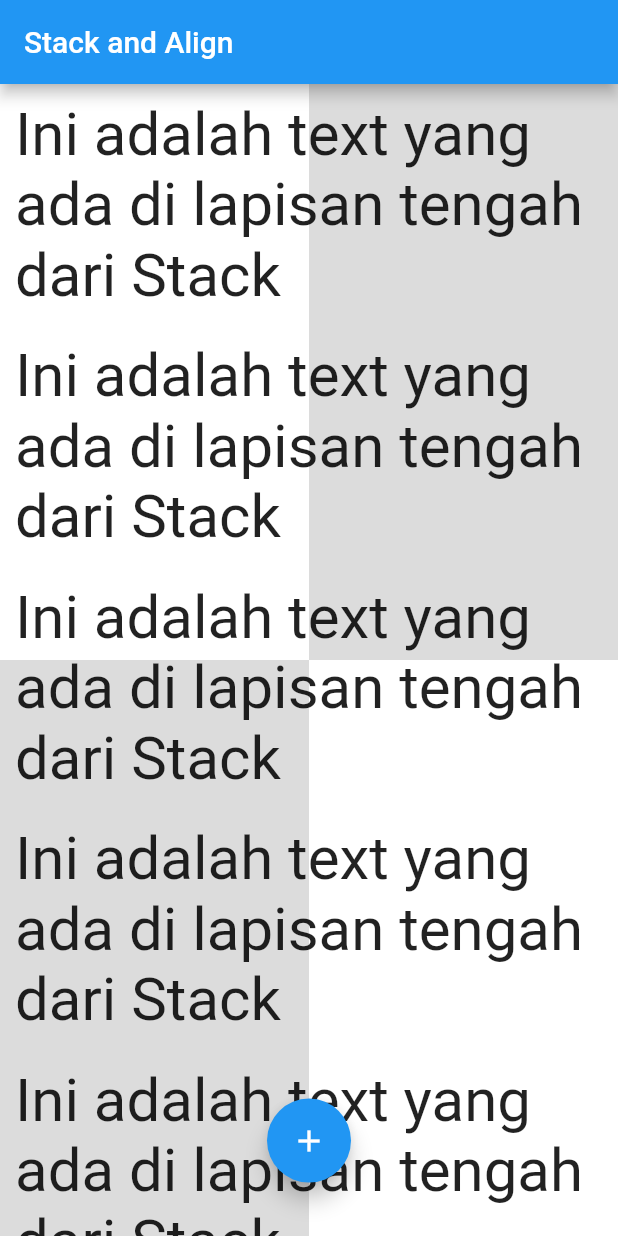
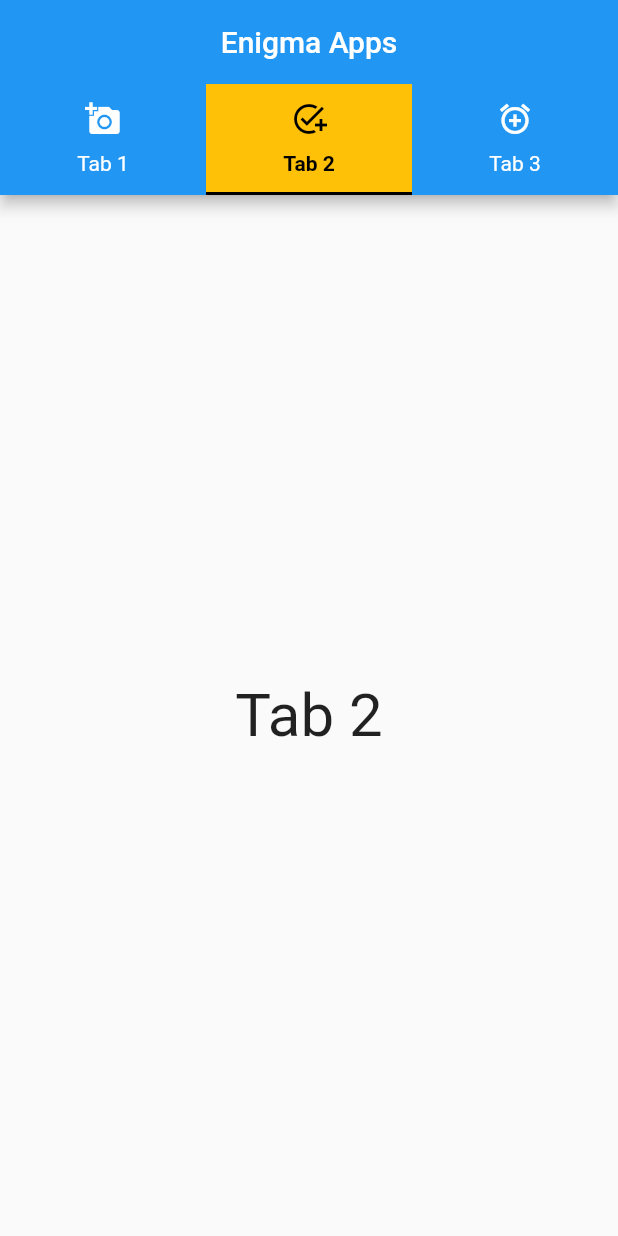
Before and after one commit to jutionck/beginning-flutter-course, a Flutter app: the screen it shows after launch, on a phone screen of 412 x 824 dp. Run offline on Flutter 3.47's test engine with Material 2 defaults, Android fonts, the phone set to English and light mode, and no system bars.

Commit message:
Praktik menggunakan TabBar Widget

```diff
--- a/lib/main.dart
+++ b/lib/main.dart
@@ -5,99 +5,76 @@ import 'package:flutter/material.dart';
 void main() => runApp(MyApp());
 
 class MyApp extends StatelessWidget {
-  const MyApp({Key? key}) : super(key: key);
+
+  // DefaultTabController myController = DefaultTabController(length: 3, child: null);
+  final List<Tab> myTab = [
+    Tab(text: "Tab 1", icon: Icon(Icons.add_a_photo)),
+    Tab(text: "Tab 2", icon: Icon(Icons.add_task)),
+    Tab(text: "Tab 3",icon: Icon(Icons.add_alarm)),
+  ];
 
   @override
   Widget build(BuildContext context) {
     return MaterialApp(
-      debugShowCheckedModeBanner: false,
-      home: Scaffold(
+      home: DefaultTabController( // ada dua argument: length dan child
+        initialIndex: 1, // memberikan initial tab yang aktif ketika aplikasi di jalankan
+        length: myTab.length,
+        child: Scaffold(
         appBar: AppBar(
-          title: Text("Stack and Align"),
+          title: Text("Enigma Apps"),
+          centerTitle: true,
+          bottom:  TabBar(
+            // indicatorColor: Colors.black, // memberikan warna active tab
+            tabs: myTab,
+            indicator: BoxDecoration( // modifikasi tab
+              color: Colors.amber,
+              border: Border(
+                bottom: BorderSide(
+                  color: Colors.black,
+                  width: 2
+                )
+              )
             ),
-        body: Stack(
+            labelColor: Colors.black, // memberikan warna label yang aktif
+            unselectedLabelColor: Colors.white, // memberikan warna label yang tidak arktif
+            labelStyle: TextStyle( // memberikan style pada label yang aktif
+              fontWeight: FontWeight.bold
+            ),
+            unselectedLabelStyle: TextStyle( // memberikan style pada label yang tidak aktif
+              fontWeight: FontWeight.normal
+            ),
+          ),
+        ),
+          body: TabBarView( // untuk mengatur tab view sesuai dengan tab diatas yang aktif
             children: [
-            Column(
-              children: [
-                Flexible(
-                    flex: 1,
-                    child: Row(
-                      children: [
-                        Flexible(
-                            flex: 1,
-                            child: Container(
-                              color: Colors.white,
-                            )),
-                        Flexible(
-                            flex: 1,
-                            child: Container(
-                              color: Colors.black12,
-                            ))
-                      ],
-                    )),
-                Flexible(
-                    flex: 1,
-                    child: Row(
-                      children: [
-                        Flexible(
-                            flex: 1,
-                            child: Container(
-                              color: Colors.black12,
-                            )),
-                        Flexible(
-                            flex: 1,
-                            child: Container(
-                              color: Colors.white,
-                            ))
-                      ],
-                    ))
-              ],
+              Center(
+                child: Text(
+                  "Tab 1",
+                  style: TextStyle(
+                    fontSize: 40
                   ),
-            ListView(
-              children: [
-                Column(
-                  children: [
-                    Container(
-                        margin: EdgeInsets.all(10),
+                ),
+              ),
+              Center(
                 child: Text(
-                            "Ini adalah text yang ada di lapisan tengah dari Stack",
-                            style: TextStyle(fontSize: 40))),
-                    Container(
-                        margin: EdgeInsets.all(10),
+                  "Tab 2",
+                  style: TextStyle(
+                      fontSize: 40
+                  ),
+                ),
+              ),
+              Center(
                 child: Text(
-                            "Ini adalah text yang ada di lapisan tengah dari Stack",
-                            style: TextStyle(fontSize: 40))),
-                    Container(
-                        margin: EdgeInsets.all(10),
-                        child: Text(
-                            "Ini adalah text yang ada di lapisan tengah dari Stack",
-                            style: TextStyle(fontSize: 40))),
-                    Container(
-                        margin: EdgeInsets.all(10),
-                        child: Text(
-                            "Ini adalah text yang ada di lapisan tengah dari Stack",
-                            style: TextStyle(fontSize: 40))),
-                    Container(
-                        margin: EdgeInsets.all(10),
-                        child: Text(
-                            "Ini adalah text yang ada di lapisan tengah dari Stack",
-                            style: TextStyle(fontSize: 40))),
-                  ],
-                )
-              ],
+                  "Tab 3",
+                  style: TextStyle(
+                      fontSize: 40
                   ),
-            // untuk memposisikan widget
-            Align(
-              alignment: Alignment(0, 0.90),
-              child: FloatingActionButton(
-                tooltip: "Ini Tombol",
-                child: Icon(Icons.add),
-                onPressed: () {},
                 ),
               )
             ],
           ),
       ),
+      ),
     );
   }
 }
```
Lines whose indentation alone changed are shown as unchanged.
